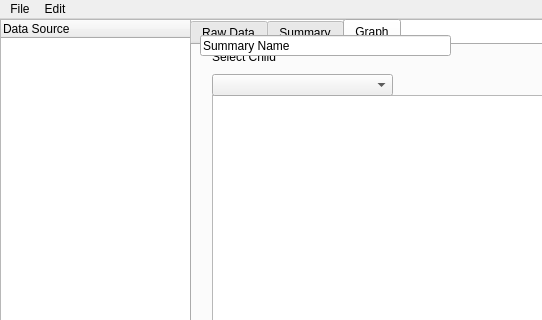
First picture: the form in servers/habitat_monitor/src/HabitatMonitorGUI/habitatmonitorgui/habitat.ui, repository mars-planet/mars_city, before the edit; both pictures show x 0 to 542 and y 0 to 320 of the 797 by 600 pixel window.
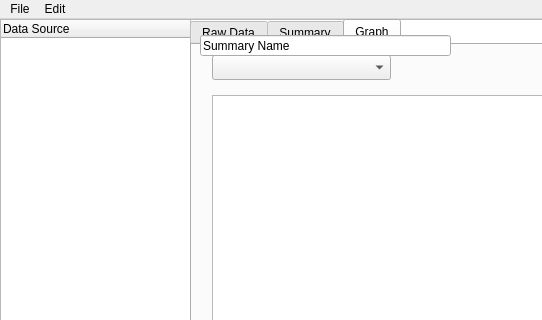
Second picture: the form after the edit. The open tabs and pages were chosen to show the change. Custom widgets are drawn as their Qt base class.

Commit message: Added support for graph in case of branches. Bug fixes for summary change.

The edit to the form file:
```diff
--- a/servers/habitat_monitor/src/HabitatMonitorGUI/habitatmonitorgui/habitat.ui
+++ b/servers/habitat_monitor/src/HabitatMonitorGUI/habitatmonitorgui/habitat.ui
@@ -279,27 +279,15 @@
        </rect>
       </property>
      </widget>
-     <widget class="QWidget" name="verticalLayoutWidget_7">
+     <widget class="QComboBox" name="childrenBox">
       <property name="geometry">
        <rect>
         <x>20</x>
-        <y>0</y>
-        <width>181</width>
-        <height>51</height>
+        <y>10</y>
+        <width>179</width>
+        <height>25</height>
        </rect>
       </property>
-      <layout class="QVBoxLayout" name="verticalLayout_7">
-       <item>
-        <widget class="QLabel" name="selectChildLabel">
-         <property name="text">
-          <string>Select Child</string>
-         </property>
-        </widget>
-       </item>
-       <item>
-        <widget class="QComboBox" name="childrenBox"/>
-       </item>
-      </layout>
      </widget>
     </widget>
    </widget>
```
The commit also changes 2 other files.
